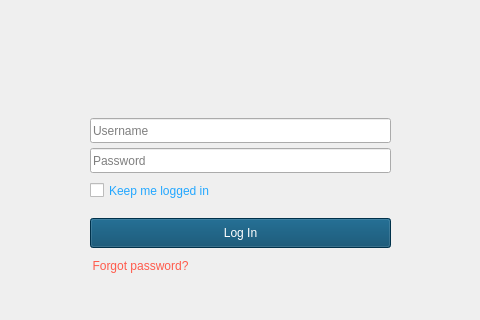
kazimierczak-robert/LeonCam, file LeonCam/LogIn.ui: the form before one commit; both pictures show x 160 to 640 and y 82 to 402 of the 800 by 600 pixel window.
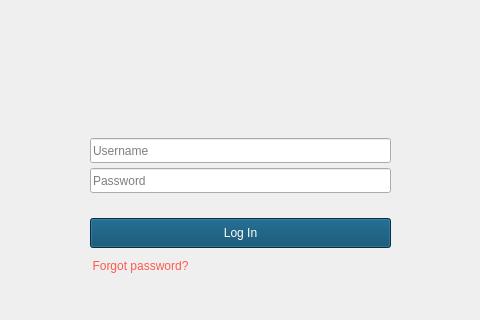
The form after the commit. Icons and pictures are not drawn.

```diff
--- a/LeonCam/LogIn.ui
+++ b/LeonCam/LogIn.ui
@@ -89,7 +89,7 @@
     <property name="geometry">
      <rect>
       <x>250</x>
-      <y>200</y>
+      <y>220</y>
       <width>301</width>
       <height>25</height>
      </rect>
@@ -105,7 +105,7 @@
     <property name="geometry">
      <rect>
       <x>250</x>
-      <y>230</y>
+      <y>250</y>
       <width>301</width>
       <height>25</height>
      </rect>
@@ -117,27 +117,6 @@
      <string>Password</string>
     </property>
    </widget>
-   <widget class="QCheckBox" name="CBKeepMeLoggedIn">
-    <property name="geometry">
-     <rect>
-      <x>250</x>
-      <y>260</y>
-      <width>261</width>
-      <height>25</height>
-     </rect>
-    </property>
-    <property name="styleSheet">
-     <string notr="true">#CBKeepMeLoggedIn{color: rgb(35, 167, 255);}
-#CBKeepMeLoggedIn:hover
-{
-	
-	color: rgb(89, 178, 255);
-}</string>
-    </property>
-    <property name="text">
-     <string>Keep me logged in</string>
-    </property>
-   </widget>
    <widget class="QPushButton" name="PBLogIn">
     <property name="geometry">
      <rect>
```
